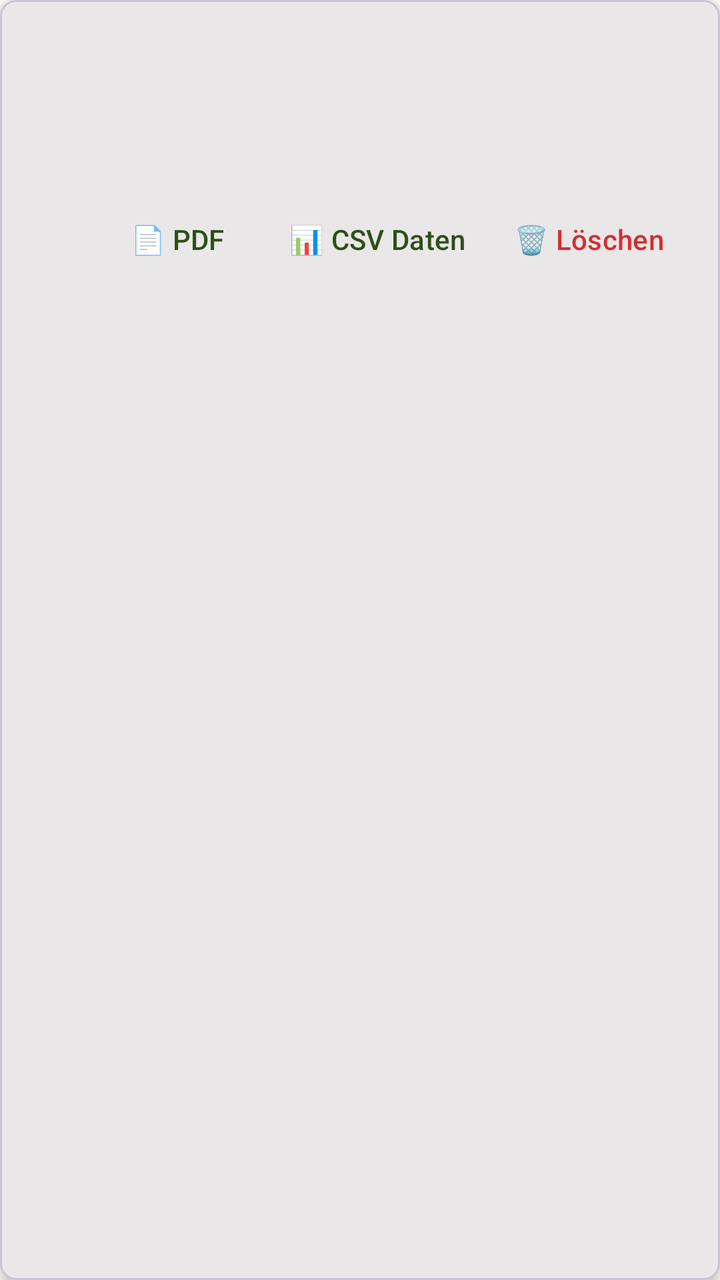
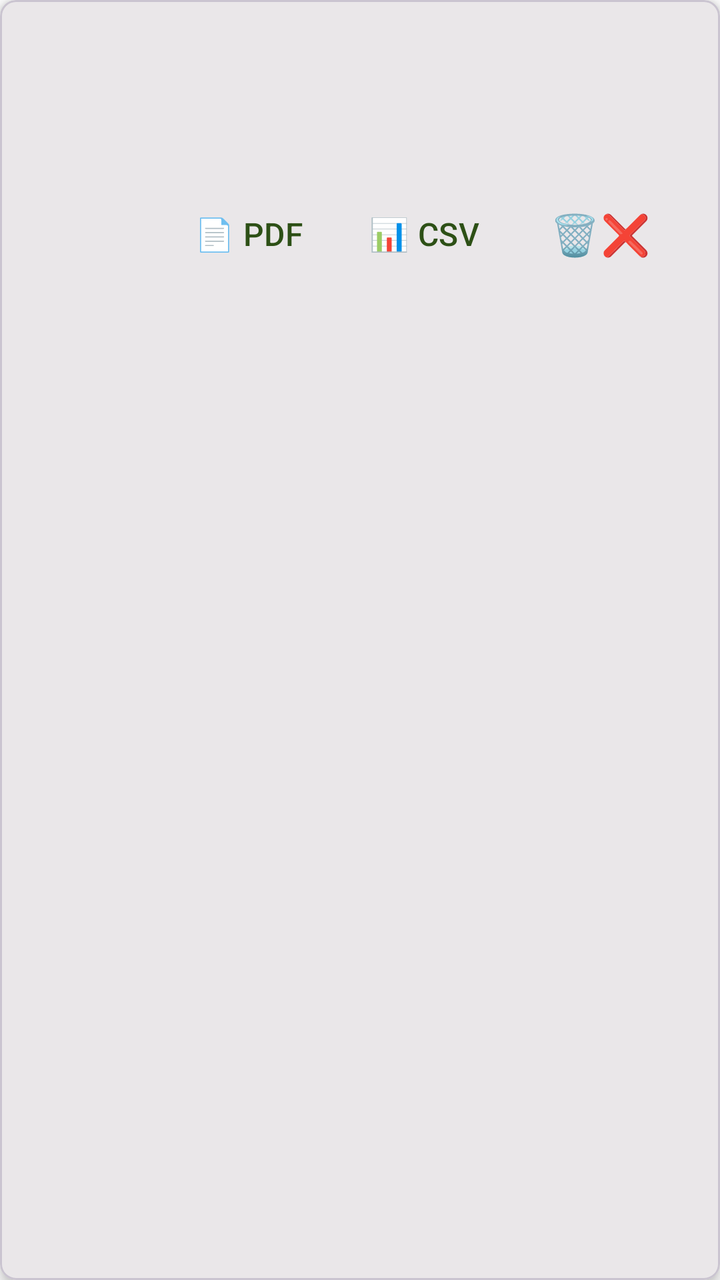

An Android layout rendered at two revisions. The XML below is the earlier revision; the diff shows what the commit changed to produce the second picture.
<!-- AndroidManifest.xml: application theme Theme.HundeWildnis -->
<!-- res/layout/item_dog_card.xml -->
<?xml version="1.0" encoding="utf-8"?>
<com.google.android.material.card.MaterialCardView
    xmlns:android="http://schemas.android.com/apk/res/android"
    xmlns:app="http://schemas.android.com/apk/res-auto"
    android:id="@+id/root"
    android:layout_width="match_parent"
    android:layout_height="wrap_content"
    android:layout_margin="8dp"
    app:cardElevation="4dp"
    app:cardCornerRadius="8dp">

    <LinearLayout
        android:layout_width="match_parent"
        android:layout_height="wrap_content"
        android:orientation="vertical"
        android:padding="16dp">

        
        <LinearLayout
            android:id="@+id/layoutDogInfo"
            android:layout_width="match_parent"
            android:layout_height="wrap_content"
            android:orientation="horizontal"
            android:background="?attr/selectableItemBackground"
            android:clickable="true"
            android:focusable="true"
            android:gravity="center_vertical">

            <ImageView
                android:id="@+id/ivDogPhoto"
                android:layout_width="64dp"
                android:layout_height="64dp"
                android:scaleType="centerCrop"
                android:contentDescription="Hundefoto" />

            <LinearLayout
                android:layout_width="0dp"
                android:layout_height="wrap_content"
                android:layout_weight="1"
                android:layout_marginStart="12dp"
                android:orientation="vertical">

                <TextView
                    android:id="@+id/tvDogName"
                    android:layout_width="wrap_content"
                    android:layout_height="wrap_content"
                    android:textSize="18sp"
                    android:textStyle="bold" />

                <TextView
                    android:id="@+id/tvDogBreed"
                    android:layout_width="wrap_content"
                    android:layout_height="wrap_content"
                    android:textSize="14sp" />

                <TextView
                    android:id="@+id/tvDogInfo"
                    android:layout_width="wrap_content"
                    android:layout_height="wrap_content"
                    android:layout_marginTop="8dp"
                    android:textSize="12sp" />

            </LinearLayout>

        </LinearLayout>

        
        <LinearLayout
            android:layout_width="match_parent"
            android:layout_height="wrap_content"
            android:layout_marginTop="12dp"
            android:orientation="horizontal"
            android:gravity="end">

            <com.google.android.material.button.MaterialButton
                android:id="@+id/btnExportPdf"
                style="@style/Widget.Material3.Button.TextButton"
                android:layout_width="wrap_content"
                android:layout_height="wrap_content"
                android:text="📄 PDF"
                android:textSize="14sp" />

            <com.google.android.material.button.MaterialButton
                android:id="@+id/btnExportCsv"
                style="@style/Widget.Material3.Button.TextButton"
                android:layout_width="wrap_content"
                android:layout_height="wrap_content"
                android:text="📊 CSV Daten"
                android:textSize="14sp" />

            <com.google.android.material.button.MaterialButton
                android:id="@+id/btnDeleteTrainingData"
                style="@style/Widget.Material3.Button.TextButton"
                android:layout_width="wrap_content"
                android:layout_height="wrap_content"
                android:text="🗑️ Löschen"
                android:textSize="14sp"
                android:textColor="#d32f2f" />

        </LinearLayout>

    </LinearLayout>

</com.google.android.material.card.MaterialCardView>
<!-- resources referenced by this layout -->
<resources>
  <style name="Base.Theme.HundeWildnis" parent="Theme.Material3.Light.NoActionBar">
          <item name="colorPrimary">#2d5016</item>
          <item name="colorPrimaryVariant">#1a3009</item>
          <item name="colorOnPrimary">#FFFFFF</item>
          <item name="colorSecondary">#6b8e4e</item>
          <item name="colorSecondaryVariant">#4a6135</item>
          <item name="colorOnSecondary">#000000</item>
          <item name="android:statusBarColor">?attr/colorPrimaryVariant</item>
  
          <item name="android:navigationBarColor">@android:color/transparent</item>
          <item name="android:windowLightStatusBar">true</item>
          <item name="android:windowLightNavigationBar">true</item>
          <item name="android:enforceNavigationBarContrast" tools:targetApi="q">false</item>
          <item name="android:enforceStatusBarContrast" tools:targetApi="q">false</item>
  
          
          <item name="colorAccent">#2d5016</item>
          <item name="android:textColorPrimary">#000000</item>
  
          
          <item name="materialAlertDialogTheme">@style/AlertDialogTheme</item>
  
          
          <item name="actionMenuTextColor">#FFFFFF</item>
  
          
          <item name="android:windowBackground">#FFFFFF</item>
          <item name="android:colorBackground">#FFFFFF</item>
      </style>
  <style name="AlertDialogTheme" parent="ThemeOverlay.Material3.MaterialAlertDialog">
          
          <item name="colorSurface">#FFFFFF</item>
  
          
          <item name="colorOnSurface">#000000</item>
          <item name="android:textColorPrimary">#000000</item>
  
          
          <item name="buttonBarPositiveButtonStyle">@style/DialogButtonStyle.Light</item>
          <item name="buttonBarNegativeButtonStyle">@style/DialogButtonStyle.Light</item>
          <item name="buttonBarNeutralButtonStyle">@style/DialogButtonStyle.Light</item>
      </style>
  <style name="DialogButtonStyle.Light" parent="Widget.Material3.Button.TextButton.Dialog">
          
          <item name="android:textColor">#2d5016</item>
  
          
          <item name="backgroundTint">@android:color/transparent</item>
  
          
          <item name="rippleColor">#332d5016</item>
      </style>
  <!-- unchanged entries left out for length: 1 -->
</resources>

<!-- the commit's change to res/layout/item_dog_card.xml (unified diff, before → after) -->
@@ -44,21 +44,21 @@
                     android:id="@+id/tvDogName"
                     android:layout_width="wrap_content"
                     android:layout_height="wrap_content"
-                    android:textSize="18sp"
+                    android:textSize="@dimen/text_body_medium"
                     android:textStyle="bold" />
 
                 <TextView
                     android:id="@+id/tvDogBreed"
                     android:layout_width="wrap_content"
                     android:layout_height="wrap_content"
-                    android:textSize="14sp" />
+                    android:textSize="@dimen/text_body_medium" />
 
                 <TextView
                     android:id="@+id/tvDogInfo"
                     android:layout_width="wrap_content"
                     android:layout_height="wrap_content"
                     android:layout_marginTop="8dp"
-                    android:textSize="12sp" />
+                    android:textSize="@dimen/text_body_medium" />
 
             </LinearLayout>
 
@@ -78,23 +78,23 @@
                 android:layout_width="wrap_content"
                 android:layout_height="wrap_content"
                 android:text="📄 PDF"
-                android:textSize="14sp" />
+                android:textSize="@dimen/text_body_medium" />
 
             <com.google.android.material.button.MaterialButton
                 android:id="@+id/btnExportCsv"
                 style="@style/Widget.Material3.Button.TextButton"
                 android:layout_width="wrap_content"
                 android:layout_height="wrap_content"
-                android:text="📊 CSV Daten"
-                android:textSize="14sp" />
+                android:text="📊 CSV"
+                android:textSize="@dimen/text_body_medium" />
 
             <com.google.android.material.button.MaterialButton
                 android:id="@+id/btnDeleteTrainingData"
                 style="@style/Widget.Material3.Button.TextButton"
                 android:layout_width="wrap_content"
                 android:layout_height="wrap_content"
-                android:text="🗑️ Löschen"
-                android:textSize="14sp"
+                android:text="🗑❌"
+                android:textSize="@dimen/text_body_medium"
                 android:textColor="#d32f2f" />
 
         </LinearLayout>
<!-- resource entries referenced after the edit -->
@@ -1,17 +1,21 @@
 <!-- resources referenced by this layout -->
 <resources>
+  <dimen name="text_body_medium">14sp</dimen>
   <style name="Base.Theme.HundeWildnis" parent="Theme.Material3.Light.NoActionBar">
+          
+          <item name="materialButtonStyle">@style/Widget.App.Button</item>
+  
           <item name="colorPrimary">#2d5016</item>
           <item name="colorPrimaryVariant">#1a3009</item>
           <item name="colorOnPrimary">#FFFFFF</item>
           <item name="colorSecondary">#6b8e4e</item>
           <item name="colorSecondaryVariant">#4a6135</item>
           <item name="colorOnSecondary">#000000</item>
-          <item name="android:statusBarColor">?attr/colorPrimaryVariant</item>
-  
+          <item name="android:statusBarColor">@android:color/transparent</item>
           <item name="android:navigationBarColor">@android:color/transparent</item>
+          <item name="android:windowDrawsSystemBarBackgrounds">true</item>
           <item name="android:windowLightStatusBar">true</item>
-          <item name="android:windowLightNavigationBar">true</item>
+          <item name="android:windowLightNavigationBar" tools:targetApi="27">true</item>
           <item name="android:enforceNavigationBarContrast" tools:targetApi="q">false</item>
           <item name="android:enforceStatusBarContrast" tools:targetApi="q">false</item>
   
@@ -21,13 +25,26 @@
   
           
           <item name="materialAlertDialogTheme">@style/AlertDialogTheme</item>
+          <item name="alertDialogTheme">@style/AlertDialogTheme</item>
   
           
           <item name="actionMenuTextColor">#FFFFFF</item>
+          <item name="actionOverflowButtonStyle">@style/Widget.App.Overflow</item>
   
           
           <item name="android:windowBackground">#FFFFFF</item>
           <item name="android:colorBackground">#FFFFFF</item>
+      </style>
+  <style name="Widget.App.Button" parent="Widget.Material3.Button">
+          <item name="autoSizeTextType">uniform</item>
+          <item name="autoSizeMinTextSize">12sp</item>
+          <item name="autoSizeMaxTextSize">@dimen/text_button_large</item>
+          <item name="autoSizeStepGranularity">1sp</item>
+          <item name="android:maxLines">2</item>
+          <item name="android:ellipsize">end</item>
+          <item name="android:paddingStart">16dp</item>
+          <item name="android:paddingEnd">16dp</item>
+          <item name="android:minHeight">60dp</item>
       </style>
   <style name="AlertDialogTheme" parent="ThemeOverlay.Material3.MaterialAlertDialog">
           
@@ -41,10 +58,39 @@
           <item name="buttonBarPositiveButtonStyle">@style/DialogButtonStyle.Light</item>
           <item name="buttonBarNegativeButtonStyle">@style/DialogButtonStyle.Light</item>
           <item name="buttonBarNeutralButtonStyle">@style/DialogButtonStyle.Light</item>
+  
+          
+          <item name="buttonBarStyle">@style/Widget.App.ButtonBar</item>
+  
+          
+          <item name="android:buttonStyle">@style/DialogButtonStyle.Light</item>
       </style>
+  <style name="Widget.App.Overflow" parent="Widget.AppCompat.ActionButton.Overflow">
+          <item name="android:src">@drawable/ic_menu_hamburger</item>
+      </style>
+  <dimen name="text_button_large">20sp</dimen>
   <style name="DialogButtonStyle.Light" parent="Widget.Material3.Button.TextButton.Dialog">
           
           <item name="android:textColor">#2d5016</item>
+  
+          
+          <item name="android:textSize">13sp</item>
+          <item name="android:textAllCaps">false</item>
+          <item name="android:maxLines">2</item>
+          <item name="android:singleLine">false</item>
+          <item name="android:ellipsize">none</item>
+          <item name="autoSizeTextType">uniform</item>
+          <item name="autoSizeMinTextSize">10sp</item>
+          <item name="autoSizeMaxTextSize">16sp</item>
+  
+          
+          <item name="android:paddingStart">2dp</item>
+          <item name="android:paddingEnd">2dp</item>
+          <item name="android:minWidth">0dp</item>
+          <item name="android:insetLeft">0dp</item>
+          <item name="android:insetRight">0dp</item>
+          <item name="android:insetTop">0dp</item>
+          <item name="android:insetBottom">0dp</item>
   
           
           <item name="backgroundTint">@android:color/transparent</item>
@@ -52,6 +98,19 @@
           
           <item name="rippleColor">#332d5016</item>
       </style>
+  <style name="Widget.App.ButtonBar" parent="Widget.AppCompat.ButtonBar.AlertDialog">
+          <item name="android:padding">0dp</item>
+      </style>
+  <!-- drawable ic_menu_hamburger (drawable) -->
+  <vector xmlns:android="http://schemas.android.com/apk/res/android"
+      android:width="24dp"
+      android:height="24dp"
+      android:viewportWidth="24"
+      android:viewportHeight="24">
+      <path
+          android:fillColor="#FFFFFF"
+          android:pathData="M3,18h18v-2H3V18z M3,13h18v-2H3V13z M3,6v2h18V6H3z" />
+  </vector>
   <!-- unchanged entries left out for length: 1 -->
 </resources>
 
